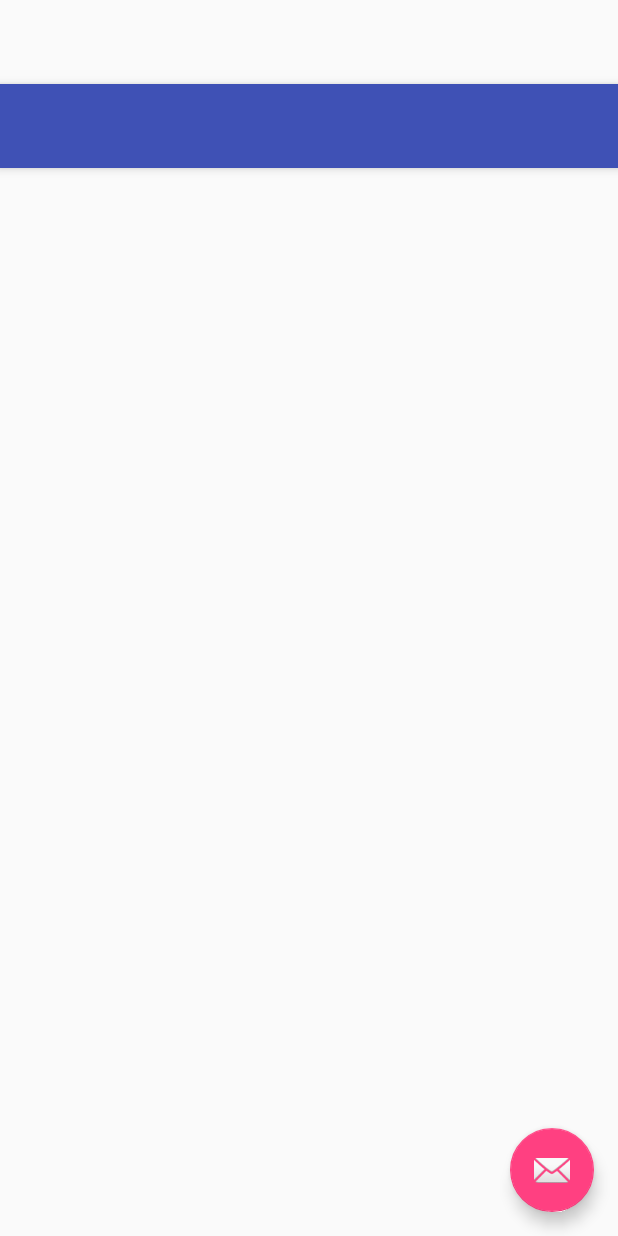
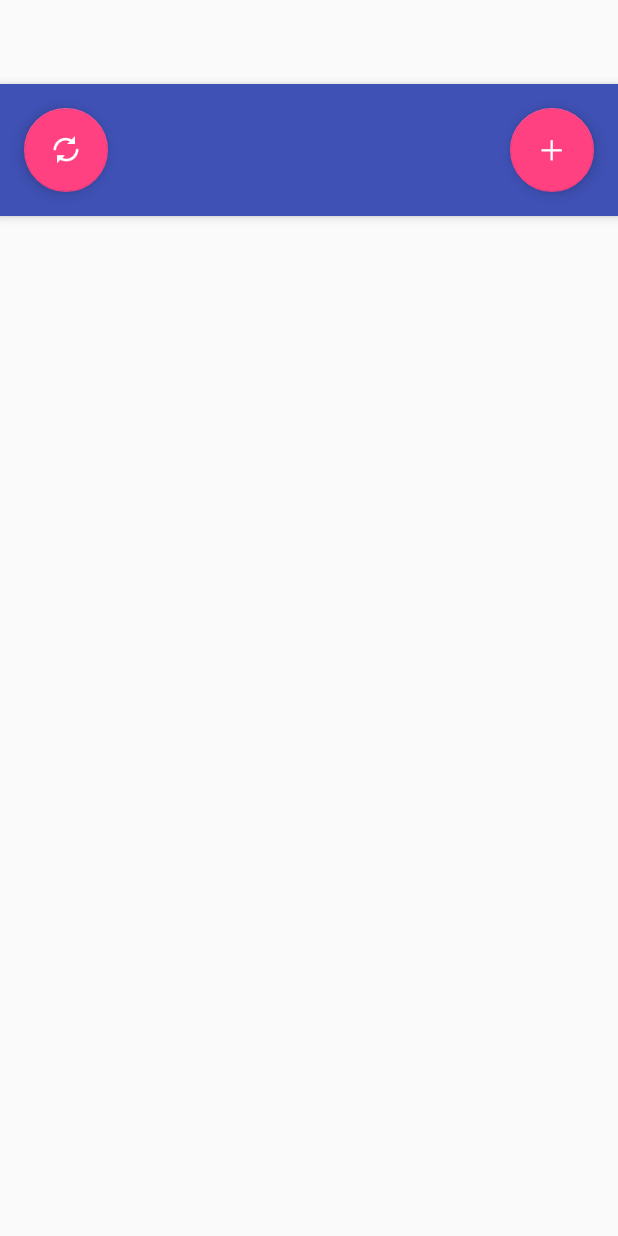
Before and after one commit to alechirsch/NoteWorthy, an Android app: the layout activity_main.xml on its own in the app's theme, with its tools: preview values and no code run, on a phone screen of 412 x 824 dp. Run offline under Robolectric (Android 15) with nearby library versions, the phone set to English and light mode, and no system bars.

Commit message:
Added new icons and cool buttons

```diff
--- a/app/src/main/java/com/example/alec/tinlip/MainActivity.java
+++ b/app/src/main/java/com/example/alec/tinlip/MainActivity.java
@@ -32,8 +32,8 @@ public class MainActivity extends AppCompatActivity {
         final TextView locationNote = (TextView) findViewById(R.id.textViewNote);
         final TextView locationTime = (TextView) findViewById(R.id.textViewTime);
 
-        Toolbar toolbar = (Toolbar) findViewById(R.id.toolbar);
-        setSupportActionBar(toolbar);
+//        Toolbar toolbar = (Toolbar) findViewById(R.id.toolbar);
+//        setSupportActionBar(toolbar);
 
         LocationManager manager = (LocationManager) this.getSystemService(Context.LOCATION_SERVICE);
         LocationListener listener = new LocationListener() {
--- a/app/src/main/res/layout/activity_main.xml
+++ b/app/src/main/res/layout/activity_main.xml
@@ -9,17 +9,24 @@
     <android.support.design.widget.AppBarLayout android:layout_height="wrap_content"
         android:layout_width="match_parent" android:theme="@style/AppTheme.AppBarOverlay">
 
-        <android.support.v7.widget.Toolbar android:id="@+id/toolbar"
-            android:layout_width="match_parent" android:layout_height="?attr/actionBarSize"
-            android:background="?attr/colorPrimary" app:popupTheme="@style/AppTheme.PopupOverlay" />
-
+        <FrameLayout
+            android:layout_width="match_parent"
+            android:layout_height="match_parent">
+            <android.support.design.widget.FloatingActionButton android:id="@+id/index"
+                android:layout_width="wrap_content"
+                android:layout_height="match_parent"
+                android:layout_gravity="start"
+                android:layout_margin="@dimen/fab_margin"
+                android:src="@drawable/ic_action_reload" />
+            <android.support.design.widget.FloatingActionButton android:id="@+id/fab"
+                android:layout_width="wrap_content"
+                android:layout_height="match_parent"
+                android:layout_gravity="end"
+                android:layout_margin="@dimen/fab_margin"
+                android:src="@drawable/ic_action_add" />
+        </FrameLayout>
     </android.support.design.widget.AppBarLayout>
 
     <include layout="@layout/content_main" />
 
-    <android.support.design.widget.FloatingActionButton android:id="@+id/fab"
-        android:layout_width="wrap_content" android:layout_height="wrap_content"
-        android:layout_gravity="bottom|end" android:layout_margin="@dimen/fab_margin"
-        android:src="@android:drawable/ic_dialog_email" />
-
 </android.support.design.widget.CoordinatorLayout>
```
Also changed, not shown: app/src/main/res/drawable-hdpi/ic_action_add.png (added), app/src/main/res/drawable-hdpi/ic_action_reload.png (added), app/src/main/res/drawable-ldpi/ic_action_add.png (added), app/src/main/res/drawable-ldpi/ic_action_reload.png (added), app/src/main/res/drawable-mdpi/ic_action_add.png (added), app/src/main/res/drawable-mdpi/ic_action_reload.png (added), app/src/main/res/drawable-tvdpi/ic_action_add.png (added), app/src/main/res/drawable-tvdpi/ic_action_reload.png (added), app/src/main/res/drawable-xhdpi/ic_action_add.png (added), app/src/main/res/drawable-xhdpi/ic_action_reload.png (added), app/src/main/res/drawable-xxhdpi/ic_action_add.png (added), app/src/main/res/drawable-xxhdpi/ic_action_reload.png (added), app/src/main/res/drawable-xxxhdpi/ic_action_add.png (added), app/src/main/res/drawable-xxxhdpi/ic_action_reload.png (added).
